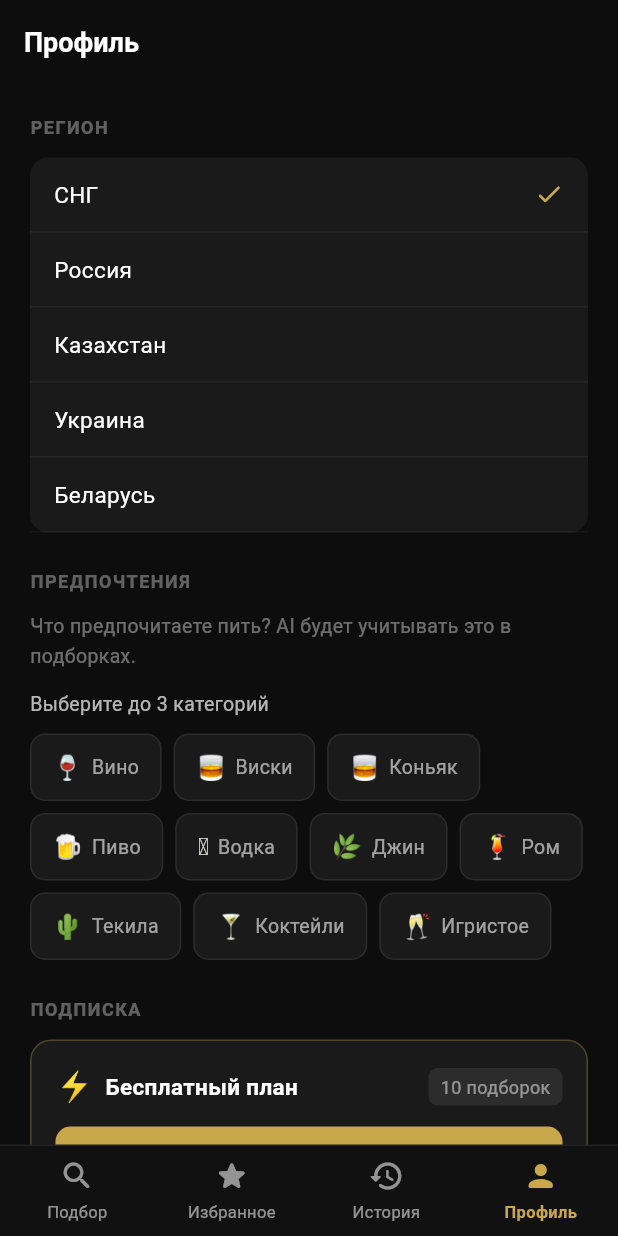
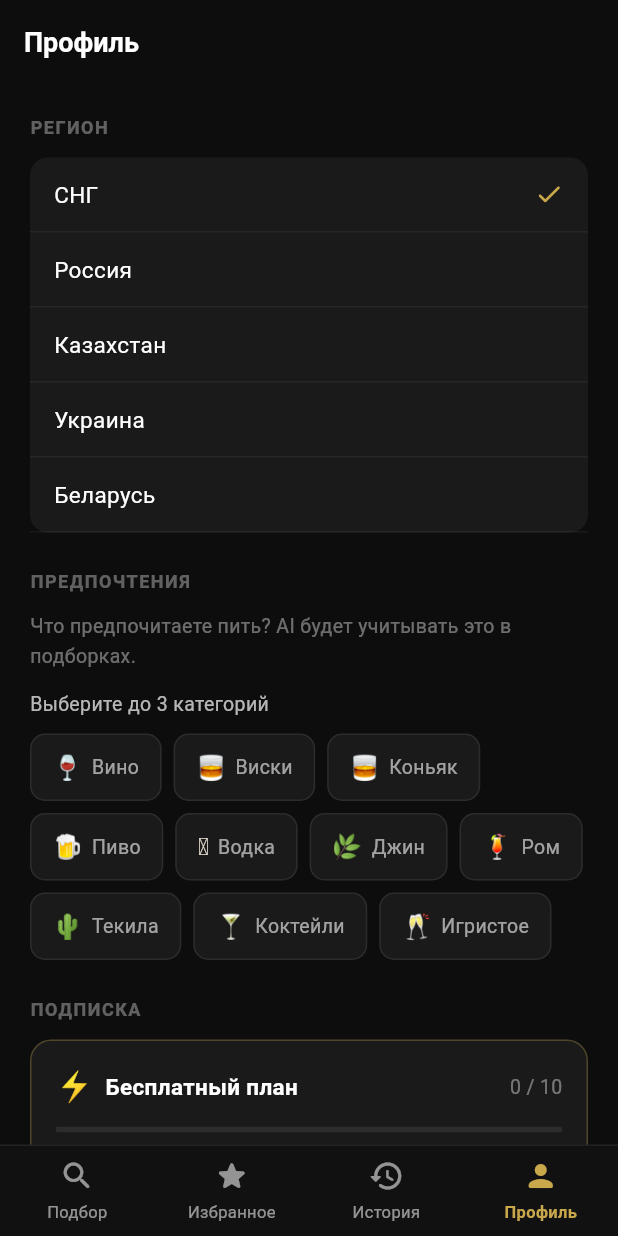
Before and after one commit to borisk85/duet-app, a Flutter app: the screen it shows once a user with an empty profile is signed in, item 4 of the bottom bar chosen, on a phone screen of 412 x 824 dp. Run offline on Flutter 3.47's test engine with Material 3 defaults, Android fonts, the phone set to English and light mode, and no system bars; our stand-ins replace firebase_auth, firebase_core, google_sign_in, shared_preferences; accounts and stored records are empty; generated files the repository leaves out were written again; network calls fail.

Commit message:
feat: profile screen — usage counter from /me + auto-refresh on tab switch
- Added _profileEpoch in MainNavigation that bumps on each Profile tab tap,
  forcing widget recreation and re-fetch of /me (IndexedStack kept it alive
  so initState fired only once).
- ProfileScreen now loads is_premium / pairing_count / pairing_limit from
  backend and displays a progress bar with 'X / 10' counter and remaining
  pairings text. Premium users see 'Безлимит' badge instead.

```diff
--- a/lib/main.dart
+++ b/lib/main.dart
@@ -78,6 +78,7 @@ class _MainNavigationState extends State<MainNavigation> {
   int _currentIndex = 0;
   int _favoritesEpoch = 0;
   int _historyEpoch = 0;
+  int _profileEpoch = 0;
 
   static const _gold = Color(0xFFC9A84C);
   static const _bg = Color(0xFF0D0D0D);
@@ -92,7 +93,7 @@ class _MainNavigationState extends State<MainNavigation> {
           const HomeScreen(),
           FavoritesScreen(key: ValueKey(_favoritesEpoch), onGoHome: () => setState(() => _currentIndex = 0)),
           HistoryScreen(key: ValueKey(_historyEpoch)),
-          const ProfileScreen(),
+          ProfileScreen(key: ValueKey(_profileEpoch)),
         ],
       ),
       bottomNavigationBar: _buildBottomNav(),
@@ -132,6 +133,7 @@ class _MainNavigationState extends State<MainNavigation> {
           setState(() {
             if (index == 1) _favoritesEpoch++;
             if (index == 2) _historyEpoch++;
+            if (index == 3) _profileEpoch++;
             _currentIndex = index;
           });
         },
--- a/lib/screens/profile_screen.dart
+++ b/lib/screens/profile_screen.dart
@@ -2,6 +2,7 @@ import 'package:flutter/material.dart';
 import 'package:flutter/services.dart';
 import 'package:shared_preferences/shared_preferences.dart';
 import '../services/auth_service.dart';
+import '../services/api_service.dart';
 
 class ProfileScreen extends StatefulWidget {
   const ProfileScreen({super.key});
@@ -19,6 +20,9 @@ class _ProfileScreenState extends State<ProfileScreen>
   String _region = 'СНГ';
   Set<String> _preferredTypes = {};
   bool _loading = true;
+  bool _isPremium = false;
+  int _pairingCount = 0;
+  int _pairingLimit = 10;
 
   late final AnimationController _shakeController;
   late final Animation<double> _shakeAnimation;
@@ -67,6 +71,15 @@ class _ProfileScreenState extends State<ProfileScreen>
       _preferredTypes = (prefs.getStringList('preferred_types') ?? []).toSet();
       _loading = false;
     });
+    // Загружаем данные профиля с сервера (не блокируем UI)
+    final me = await ApiService.getMe();
+    if (me != null && mounted) {
+      setState(() {
+        _isPremium = me['is_premium'] == true;
+        _pairingCount = (me['pairing_count'] as num?)?.toInt() ?? 0;
+        _pairingLimit = (me['pairing_limit'] as num?)?.toInt() ?? 10;
+      });
+    }
   }
 
   Future<void> _save() async {
@@ -295,6 +308,9 @@ class _ProfileScreenState extends State<ProfileScreen>
   }
 
   Widget _buildSubscription() {
+    final left = (_pairingLimit - _pairingCount).clamp(0, _pairingLimit);
+    final progress = _pairingLimit > 0 ? (_pairingCount / _pairingLimit).clamp(0.0, 1.0) : 0.0;
+
     return Container(
       padding: const EdgeInsets.all(16),
       decoration: BoxDecoration(
@@ -309,22 +325,49 @@ class _ProfileScreenState extends State<ProfileScreen>
             children: [
               const Text('⚡', style: TextStyle(fontSize: 20)),
               const SizedBox(width: 8),
-              const Text(
-                'Бесплатный план',
-                style: TextStyle(color: Colors.white, fontSize: 15, fontWeight: FontWeight.w600),
+              Text(
+                _isPremium ? 'Premium' : 'Бесплатный план',
+                style: const TextStyle(color: Colors.white, fontSize: 15, fontWeight: FontWeight.w600),
               ),
               const Spacer(),
+              if (_isPremium)
                 Container(
                   padding: const EdgeInsets.symmetric(horizontal: 8, vertical: 4),
                   decoration: BoxDecoration(
-                  color: Colors.white.withOpacity(0.08),
+                    color: _gold.withOpacity(0.15),
                     borderRadius: BorderRadius.circular(6),
                   ),
-                child: Text('10 подборок', style: TextStyle(color: Colors.white.withOpacity(0.5), fontSize: 12)),
+                  child: const Text('Безлимит', style: TextStyle(color: _gold, fontSize: 12, fontWeight: FontWeight.w600)),
+                )
+              else
+                Text(
+                  '$_pairingCount / $_pairingLimit',
+                  style: TextStyle(color: Colors.white.withOpacity(0.4), fontSize: 13),
                 ),
             ],
           ),
+          if (!_isPremium) ...[
             const SizedBox(height: 12),
+            ClipRRect(
+              borderRadius: BorderRadius.circular(4),
+              child: LinearProgressIndicator(
+                value: progress,
+                backgroundColor: Colors.white.withOpacity(0.08),
+                valueColor: AlwaysStoppedAnimation<Color>(
+                  progress >= 1.0 ? Colors.red.shade700 : _gold,
+                ),
+                minHeight: 4,
+              ),
+            ),
+            const SizedBox(height: 8),
+            Text(
+              left > 0 ? 'Осталось $left подборок' : 'Лимит исчерпан — перейдите на Premium',
+              style: TextStyle(
+                color: left > 0 ? Colors.white.withOpacity(0.35) : Colors.red.shade400,
+                fontSize: 12,
+              ),
+            ),
+            const SizedBox(height: 14),
             SizedBox(
               width: double.infinity,
               height: 46,
@@ -340,6 +383,7 @@ class _ProfileScreenState extends State<ProfileScreen>
               ),
             ),
           ],
+        ],
       ),
     );
   }
```
Lines whose indentation alone changed are shown as unchanged.
